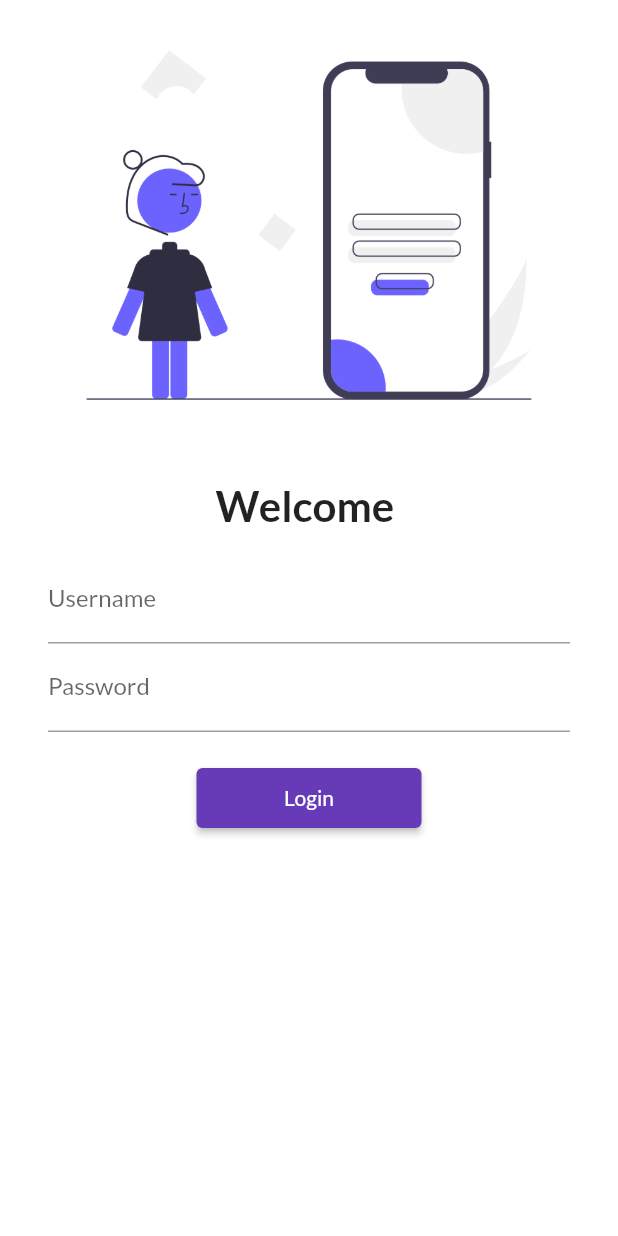
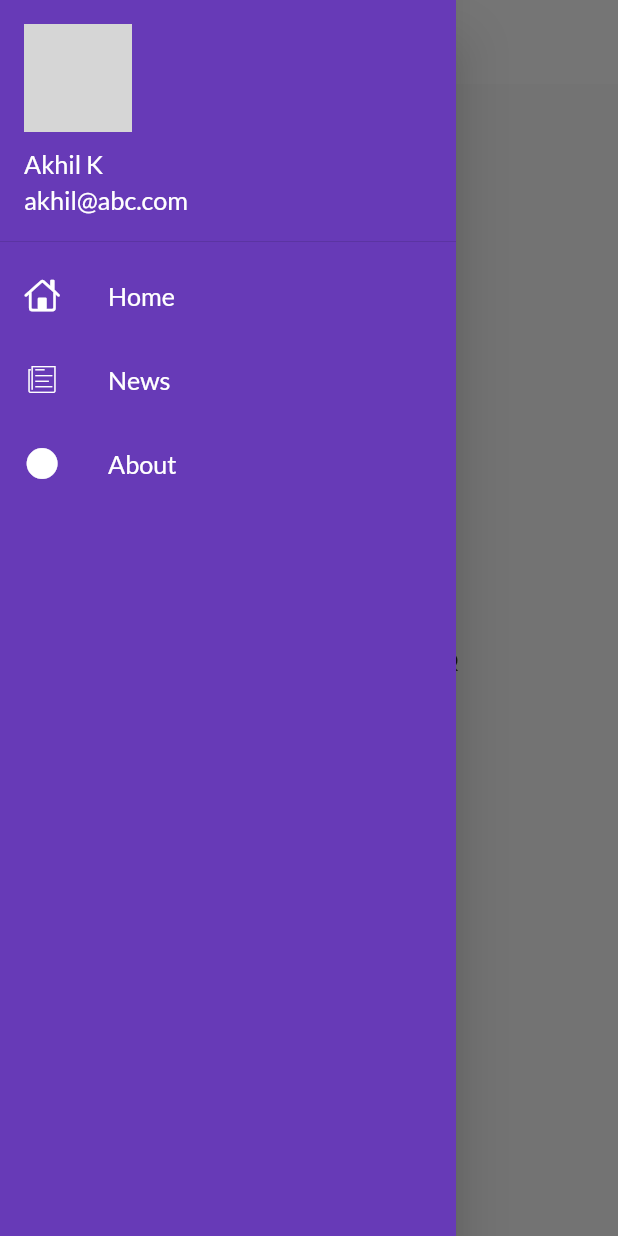
Before and after one commit to Akhil-K00/Ardent1, a Flutter app: the screen it shows after launch, with the side drawer open (before the commit the screen has no drawer), on a phone screen of 412 x 824 dp. Run offline on Flutter 3.47's test engine with Material 2 defaults, Android fonts, the phone set to English and light mode, and no system bars; our stand-ins replace google_fonts; network calls fail; grey boxes are pictures that could not be loaded.

Commit message:
Redo2 completed

```diff
--- a/lib/main.dart
+++ b/lib/main.dart
@@ -1,6 +1,6 @@
+import 'package:ardentapp/widgets/themes.dart';
 import 'package:flutter/material.dart';
 import 'package:ardentapp/utils/routes.dart';
-import 'package:google_fonts/google_fonts.dart';
 
 import 'pages/home_page.dart';
 
@@ -17,14 +17,11 @@ class MyApp extends StatelessWidget {
     return MaterialApp(
       //  home: HomePage(),
       themeMode: ThemeMode.light,
-      theme: ThemeData(
-        primarySwatch: Colors.deepPurple,
-        fontFamily: GoogleFonts.lato().fontFamily,
-      ),
-      darkTheme:
-          ThemeData(brightness: Brightness.dark, primarySwatch: Colors.red),
+      theme: MyTheme.lightTheme(context),
+      darkTheme: MyTheme.lightTheme(context),
+      debugShowCheckedModeBanner: false,
       routes: {
-        "/": (context) => LoginPage(),
+        "/": (context) => HomePage(),
         MyRoutes.homeRoute: (context) => HomePage(),
         MyRoutes.loginRoute: (context) => LoginPage()
       },
--- a/lib/pages/home_page.dart
+++ b/lib/pages/home_page.dart
@@ -1,3 +1,4 @@
+import 'package:ardentapp/widgets/drawer.dart';
 import 'package:flutter/material.dart';
 
 class HomePage extends StatelessWidget {
@@ -10,13 +11,16 @@ class HomePage extends StatelessWidget {
 
     return Scaffold(
       appBar: AppBar(
-        title: Text("Catalog App"),
+        title: Text(
+          "ARDENT",
+          style: TextStyle(color: Colors.black),
+        ),
       ),
       body: Center(
           child: Container(
         child: Text("WELCOME to $days $name"),
       )),
-      drawer: Drawer(),
+      drawer: MyDrawer(),
     );
   }
 }
--- /dev/null
+++ b/lib/widgets/drawer.dart
@@ -0,0 +1,71 @@
+import 'package:flutter/cupertino.dart';
+import 'package:flutter/material.dart';
+
+class MyDrawer extends StatelessWidget {
+  const MyDrawer({Key? key}) : super(key: key);
+
+  @override
+  Widget build(BuildContext context) {
+    final imageUrl =
+        "https://scontent.fvga4-1.fna.fbcdn.net/v/t1.6435-9/186118692_4318364961564401_5441387928126720893_n.jpg?_nc_cat=102&ccb=1-5&_nc_sid=09cbfe&_nc_ohc=_2ot5kQEfGEAX-8v7e8&_nc_ht=scontent.fvga4-1.fna&oh=a45340fcb3b813b46fc6d2166fb59464&oe=613F037F";
+    return Drawer(
+      child: Container(
+        color: Colors.deepPurple,
+        child: ListView(
+          padding: EdgeInsets.zero,
+          children: [
+            DrawerHeader(
+                padding: EdgeInsets.zero,
+                child: UserAccountsDrawerHeader(
+                  //decoration: BoxDecoration(color: Colors.white70),
+                  margin: EdgeInsets.zero,
+                  accountName: Text(
+                    "Akhil K",
+                    textScaleFactor: 1.2,
+                  ),
+                  accountEmail: Text(
+                    "akhil@abc.com",
+                    textScaleFactor: 1.2,
+                  ),
+                  currentAccountPicture:
+                      CircleAvatar(backgroundImage: NetworkImage(imageUrl)),
+                )),
+            ListTile(
+              leading: Icon(
+                CupertinoIcons.home,
+                color: Colors.white,
+              ),
+              title: Text(
+                "Home",
+                textScaleFactor: 1.2,
+                style: TextStyle(color: Colors.white),
+              ),
+            ),
+            ListTile(
+              leading: Icon(
+                CupertinoIcons.news,
+                color: Colors.white,
+              ),
+              title: Text(
+                "News",
+                textScaleFactor: 1.2,
+                style: TextStyle(color: Colors.white),
+              ),
+            ),
+            ListTile(
+              leading: Icon(
+                CupertinoIcons.circle_fill,
+                color: Colors.white,
+              ),
+              title: Text(
+                "About",
+                textScaleFactor: 1.2,
+                style: TextStyle(color: Colors.white),
+              ),
+            )
+          ],
+        ),
+      ),
+    );
+  }
+}
--- /dev/null
+++ b/lib/widgets/themes.dart
@@ -0,0 +1,16 @@
+import 'package:flutter/material.dart';
+import 'package:google_fonts/google_fonts.dart';
+
+class MyTheme {
+  static ThemeData lightTheme(BuildContext context) => ThemeData(
+      primarySwatch: Colors.deepPurple,
+      fontFamily: GoogleFonts.lato().fontFamily,
+      appBarTheme: AppBarTheme(
+          color: Colors.white,
+          elevation: 0.0,
+          iconTheme: IconThemeData(color: Colors.black),
+          textTheme: Theme.of(context).textTheme));
+  static ThemeData darkTheme(BuildContext context) => ThemeData(
+        brightness: Brightness.dark,
+      );
+}
```
Also changed, not shown: lib/pages/login_page.dart (+56 -6 lines).
